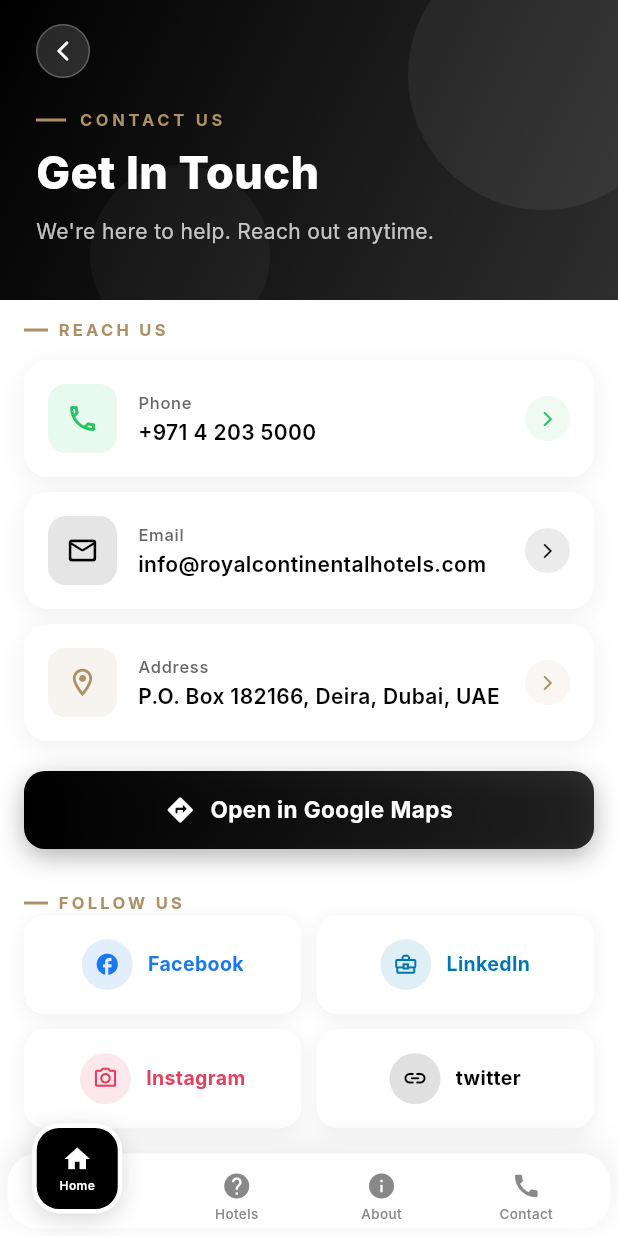
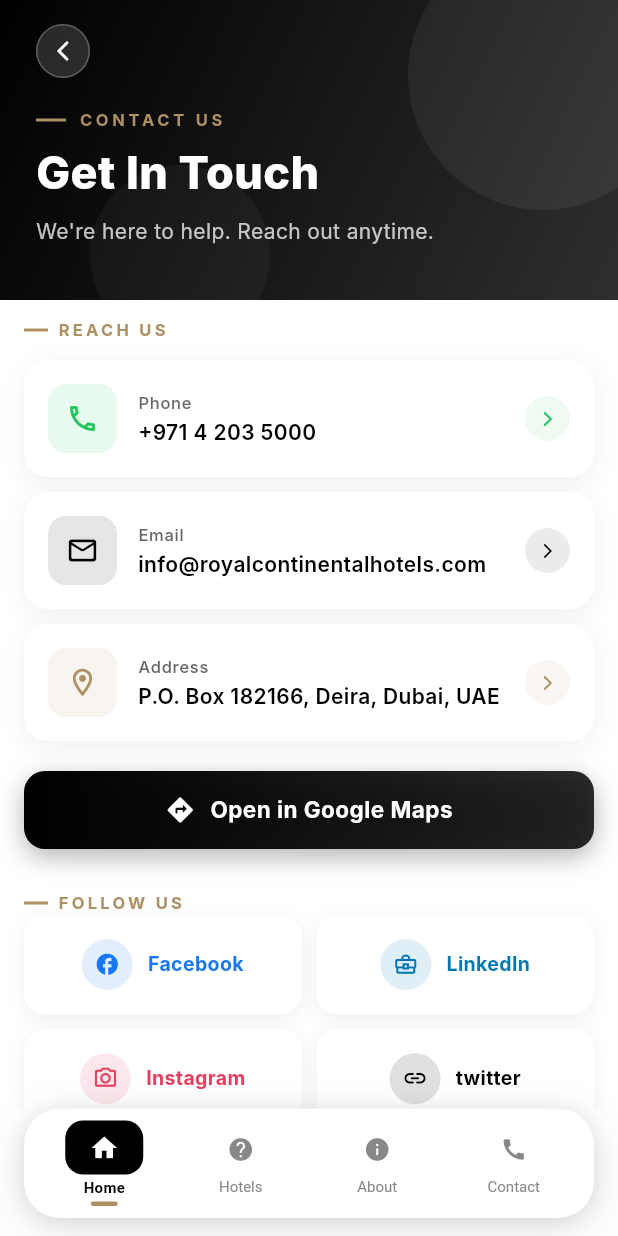
Before and after one commit to bhakti-quotus/group_hotels, a Flutter app: the Contact screen opened by its route, on a phone screen of 412 x 824 dp. Run offline on Flutter 3.47's test engine with Material 3 defaults, Android fonts, the phone set to English and light mode, and no system bars; our stand-ins replace flutter_dotenv, flutter_svg, get, shared_preferences; accounts and stored records are empty; network calls fail; Roboto replaces fonts that are missing (Inter).

Commit message:
Bottombar Ui chnaged

```diff
--- a/lib/ui/bottom_navbar/bottom_navbar.dart
+++ b/lib/ui/bottom_navbar/bottom_navbar.dart
@@ -20,140 +20,169 @@ class BottomNavbar extends StatefulWidget {
   State<BottomNavbar> createState() => _BottomNavbarState();
 }
 
-class _BottomNavbarState extends State<BottomNavbar> {
+class _BottomNavbarState extends State<BottomNavbar>
+    with TickerProviderStateMixin {
+  // One scale controller per item for press feedback
+  late List<AnimationController> _scaleControllers;
+
+  @override
+  void initState() {
+    super.initState();
+    _buildControllers();
+  }
+
+  void _buildControllers() {
+    _scaleControllers = List.generate(
+      widget.items.length,
+      (_) => AnimationController(
+        vsync: this,
+        duration: const Duration(milliseconds: 150),
+        lowerBound: 0.88,
+        upperBound: 1.0,
+        value: 1.0,
+      ),
+    );
+  }
+
+  @override
+  void didUpdateWidget(BottomNavbar oldWidget) {
+    super.didUpdateWidget(oldWidget);
+    if (oldWidget.items.length != widget.items.length) {
+      for (final c in _scaleControllers) c.dispose();
+      _buildControllers();
+    }
+  }
+
+  @override
+  void dispose() {
+    for (final c in _scaleControllers) c.dispose();
+    super.dispose();
+  }
+
+  void _handleTap(int index) {
+    _scaleControllers[index].reverse().then((_) {
+      if (mounted) _scaleControllers[index].forward();
+    });
+    widget.onTap(index);
+  }
+
   @override
   Widget build(BuildContext context) {
     final bottomPadding = MediaQuery.of(context).padding.bottom;
 
-    return Stack(
-      clipBehavior: Clip.none,
-      alignment: Alignment.bottomCenter,
-      children: [
-        // Main bottom navigation bar
-        Container(
-          margin: const EdgeInsets.all(5),
-          height: 50 + bottomPadding,
+    return Container(
+      margin: EdgeInsets.fromLTRB(16, 0, 16, bottomPadding + 12),
+      padding: const EdgeInsets.symmetric(horizontal: 8, vertical: 8),
       decoration: BoxDecoration(
-            color: AppColor.bottomBarBackground,
-            borderRadius: BorderRadius.circular(20),
+        color: Colors.white,
+        borderRadius: BorderRadius.circular(24),
         boxShadow: [
           BoxShadow(
-                color: Colors.black.withOpacity(0.08),
-                blurRadius: 20,
-                offset: const Offset(0, -6),
+            color: widget.primaryColor.withOpacity(0.12),
+            blurRadius: 24,
+            offset: const Offset(0, 6),
+          ),
+          BoxShadow(
+            color: Colors.black.withOpacity(0.07),
+            blurRadius: 10,
+            offset: const Offset(0, 2),
           ),
         ],
       ),
-          child: Padding(
-            padding: EdgeInsets.fromLTRB(8, 8, 8, bottomPadding),
       child: Row(
         mainAxisAlignment: MainAxisAlignment.spaceAround,
-              children: List.generate(
-                widget.items.length,
-                (index) => _buildNavItem(index),
-              ),
-            ),
-          ),
-        ),
-        // Elevated active item
-        Positioned(
-          top: -15,
-          left: _calculateActivePosition(widget.currentIndex),
-          child: _buildElevatedItem(),
-        ),
-      ],
-    );
-  }
-
-  double _calculateActivePosition(int index) {
-    final screenWidth = MediaQuery.of(context).size.width;
-    final itemWidth = screenWidth / widget.items.length;
-    return itemWidth * index + (itemWidth / 2) - 30;
-  }
-
-  Widget _buildNavItem(int index) {
+        children: List.generate(widget.items.length, (index) {
           final item = widget.items[index];
           final isActive = widget.currentIndex == index;
 
           return Expanded(
             child: GestureDetector(
-        onTap: () => widget.onTap(index),
+              onTap: () => _handleTap(index),
               behavior: HitTestBehavior.opaque,
-        child: AnimatedOpacity(
-          duration: const Duration(milliseconds: 200),
-          opacity: isActive ? 0.0 : 1.0,
-          child: Column(
-            mainAxisSize: MainAxisSize.min,
-            mainAxisAlignment: MainAxisAlignment.center,
-            children: [
-              Icon(
-                item.icon,
-                color: AppColor.bottomBarIconUnselected,
-                size: 20,
+              child: AnimatedBuilder(
+                animation: _scaleControllers[index],
+                builder: (_, child) => Transform.scale(
+                  scale: _scaleControllers[index].value,
+                  child: child,
                 ),
-              const SizedBox(height: 2),
-              Text(
-                item.label,
-                style: const TextStyle(
-                  fontSize: 9,
-                  fontWeight: FontWeight.w500,
-                  color: AppColor.bottomBarIconUnselected,
-                ),
-                maxLines: 1,
-                overflow: TextOverflow.ellipsis,
-              ),
-            ],
+                child: _NavItem(
+                  item: item,
+                  isActive: isActive,
+                  primaryColor: widget.primaryColor,
                 ),
               ),
             ),
           );
-  }
-
-  Widget _buildElevatedItem() {
-    final item = widget.items[widget.currentIndex];
-
-    return GestureDetector(
-      onTap: () => widget.onTap(widget.currentIndex),
-      child: TweenAnimationBuilder<double>(
-        duration: const Duration(milliseconds: 300),
-        curve: Curves.easeInOut,
-        tween: Tween(begin: 0.8, end: 1.0),
-        builder: (context, value, child) =>
-            Transform.scale(scale: value, child: child),
-        child: Container(
-          width: 60,
-          height: 60,
-          decoration: BoxDecoration(
-            color: widget.primaryColor,
-            borderRadius: BorderRadius.circular(18),
-            border: Border.all(color: Colors.white, width: 3),
-            boxShadow: [
-              BoxShadow(
-                color: Colors.black.withOpacity(0.15),
-                blurRadius: 12,
-                offset: const Offset(0, 4),
-              ),
-            ],
-          ),
-          child: Column(
-            mainAxisAlignment: MainAxisAlignment.center,
-            children: [
-              Icon(item.icon, color: Colors.white, size: 20),
-              const SizedBox(height: 2),
-              Text(
-                item.label,
-                style: const TextStyle(
-                  fontSize: 8,
-                  fontWeight: FontWeight.w600,
-                  color: Colors.white,
-                ),
-                maxLines: 1,
-                overflow: TextOverflow.ellipsis,
-              ),
-            ],
-          ),
-        ),
+        }),
       ),
     );
   }
 }
+
+// ─── Single nav item ──────────────────────────────────────────────────────────
+
+class _NavItem extends StatelessWidget {
+  final BottomNavItem item;
+  final bool isActive;
+  final Color primaryColor;
+
+  const _NavItem({
+    required this.item,
+    required this.isActive,
+    required this.primaryColor,
+  });
+
+  @override
+  Widget build(BuildContext context) {
+    return Column(
+      mainAxisSize: MainAxisSize.min,
+      children: [
+        // Icon container
+        AnimatedContainer(
+          duration: const Duration(milliseconds: 250),
+          curve: Curves.easeInOut,
+          width: isActive ? 52 : 40,
+          height: isActive ? 36 : 32,
+          decoration: BoxDecoration(
+            color: isActive ? primaryColor : Colors.transparent,
+            borderRadius: BorderRadius.circular(12),
+          ),
+          child: Center(
+            child: Icon(
+              item.icon,
+              size: isActive ? 20 : 18,
+              color: isActive ? Colors.white : AppColor.bottomBarIconUnselected,
+            ),
+          ),
+        ),
+
+        const SizedBox(height: 3),
+
+        // Label
+        AnimatedDefaultTextStyle(
+          duration: const Duration(milliseconds: 200),
+          style: TextStyle(
+            fontSize: 10,
+            fontWeight: isActive ? FontWeight.w700 : FontWeight.w400,
+            color: isActive ? primaryColor : AppColor.bottomBarIconUnselected,
+            letterSpacing: isActive ? 0.2 : 0,
+          ),
+          child: Text(item.label, maxLines: 1, overflow: TextOverflow.ellipsis),
+        ),
+
+        // Active dot indicator
+        AnimatedContainer(
+          duration: const Duration(milliseconds: 250),
+          curve: Curves.easeInOut,
+          margin: const EdgeInsets.only(top: 3),
+          width: isActive ? 18 : 0,
+          height: isActive ? 3 : 0,
+          decoration: BoxDecoration(
+            color: AppColor.secondary,
+            borderRadius: BorderRadius.circular(2),
+          ),
+        ),
+      ],
+    );
+  }
+}
```
Lines whose indentation alone changed are shown as unchanged.
